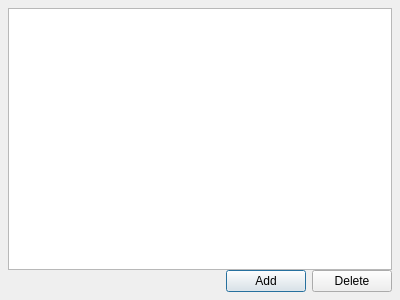
ytxerp/ytx-client, file dialog/tagmanagerdlg.ui: the form before one commit.
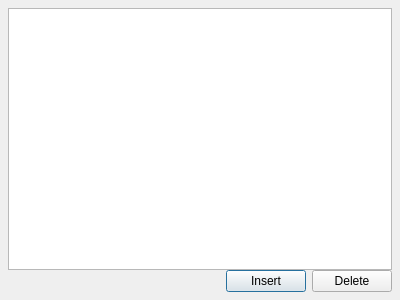
The form after the commit.

What changed in the file:
```diff
--- a/dialog/tagmanagerdlg.ui
+++ b/dialog/tagmanagerdlg.ui
@@ -51,7 +51,7 @@
    <item row="1" column="1">
     <widget class="QPushButton" name="pBtnAdd">
      <property name="text">
-      <string>Add</string>
+      <string>Insert</string>
      </property>
     </widget>
    </item>
```
Left out of the diff: 4 changed lines with no effect on the pictures.
